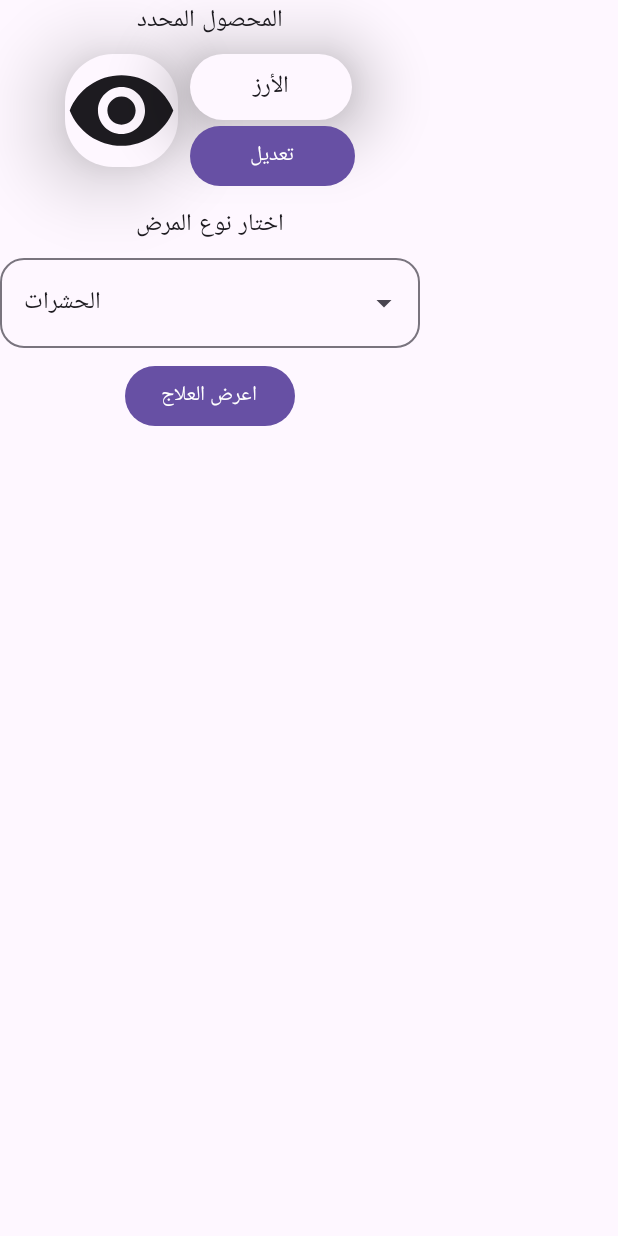
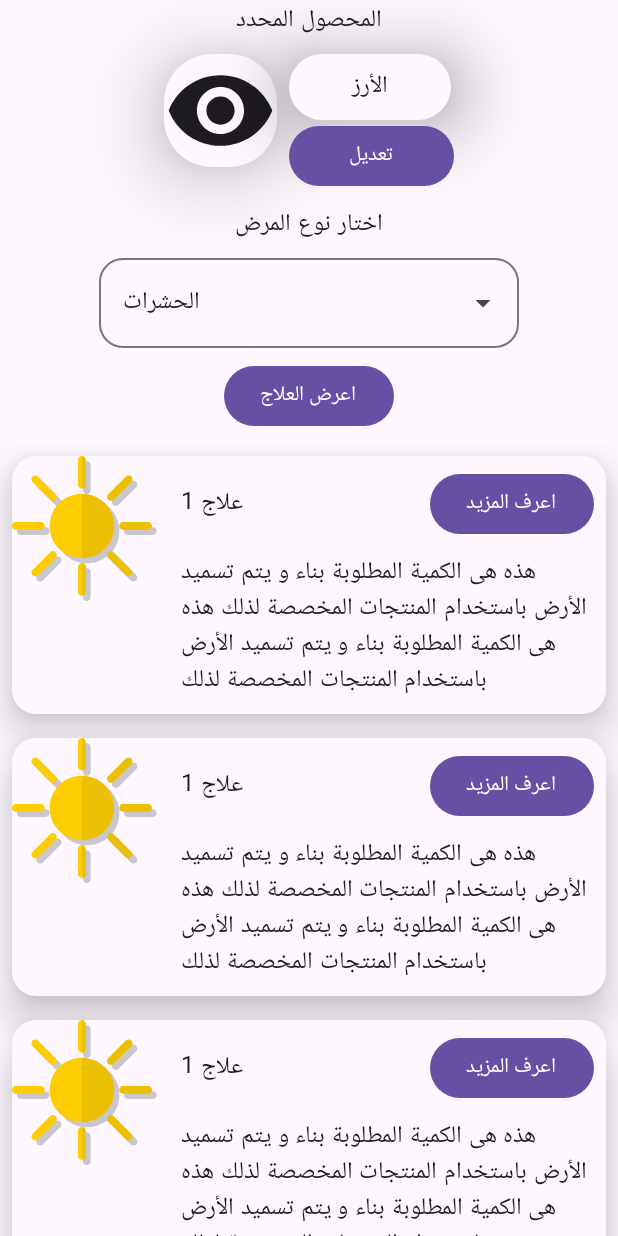
Before and after one commit to mahmoudhamdyae/Agrican, an Android app built with Jetpack Compose: the composable TreatmentScreen shown on its own in the app's theme, after a tap on "اعرض العلاج", on a phone screen of 412 x 824 dp. Run offline under Robolectric (Android 15) with nearby library versions, the phone set to English and light mode, and no system bars; 15 statements that could not run were skipped; 2 other taps on this screen came first.

Commit message:
Treatment Screen

```diff
--- a/app/src/main/java/com/example/agrican/ui/screens/treatment/SelectedCropScreen.kt
+++ b/app/src/main/java/com/example/agrican/ui/screens/treatment/SelectedCropScreen.kt
@@ -1,9 +1,12 @@
 package com.example.agrican.ui.screens.treatment
 
+import androidx.compose.foundation.Image
 import androidx.compose.foundation.layout.Arrangement
 import androidx.compose.foundation.layout.Column
 import androidx.compose.foundation.layout.Row
+import androidx.compose.foundation.layout.Spacer
 import androidx.compose.foundation.layout.fillMaxSize
+import androidx.compose.foundation.layout.fillMaxWidth
 import androidx.compose.foundation.layout.padding
 import androidx.compose.foundation.layout.size
 import androidx.compose.foundation.layout.width
@@ -42,7 +45,7 @@ fun SelectedCropScreen(
     Column(
         horizontalAlignment = Alignment.CenterHorizontally,
         verticalArrangement = Arrangement.spacedBy(MaterialTheme.spacing.small),
-        modifier = modifier
+        modifier = modifier.fillMaxWidth()
     ) {
         Text(
             text = stringResource(id = R.string.selected_crop),
@@ -125,7 +128,7 @@ fun TreatmentList(
 ) {
     LazyColumn(modifier = modifier) {
         items(3) {
-            TreatmentListItem()
+            TreatmentListItem(modifier = Modifier.padding(MaterialTheme.spacing.small))
         }
     }
 }
@@ -134,6 +137,45 @@ fun TreatmentList(
 fun TreatmentListItem(
     modifier: Modifier = Modifier
 ) {
+    Surface(
+        shadowElevation = MaterialTheme.spacing.medium,
+        shape = RoundedCornerShape(MaterialTheme.spacing.medium),
+        modifier = modifier
+    ) {
+        Row(
+            horizontalArrangement = Arrangement.spacedBy(MaterialTheme.spacing.small),
+            modifier = Modifier.fillMaxWidth()
+        ) {
+            Image(
+                painter = painterResource(id = R.drawable.ic_sunny),
+                contentDescription = null,
+                modifier = Modifier.weight(1f)
+            )
+            Column(
+                verticalArrangement = Arrangement.spacedBy(MaterialTheme.spacing.small),
+                modifier = Modifier.weight(3f).padding(MaterialTheme.spacing.small)
+            ) {
+                Row(
+                    verticalAlignment = Alignment.CenterVertically,
+                    modifier = Modifier.fillMaxWidth()
+                ) {
+                    Text(
+                        text = "علاج 1",
+                        color = greenDark
+                    )
+                    Spacer(modifier = Modifier.weight(1f))
+                    Button(
+                        onClick = { /*TODO*/ },
+                        colors = ButtonDefaults.buttonColors(containerColor = greenDark),
+                    ) {
+                        Text(text = stringResource(id = R.string.know_more))
+                    }
+                }
+
+                Text(text = "هذه هى الكمية المطلوبة بناء و يتم تسميد الأرض باستخدام المنتجات المخصصة لذلك هذه هى الكمية المطلوبة بناء و يتم تسميد الأرض باستخدام المنتجات المخصصة لذلك")
+            }
+        }
+    }
 }
 
 @Preview(showBackground = true)
```
